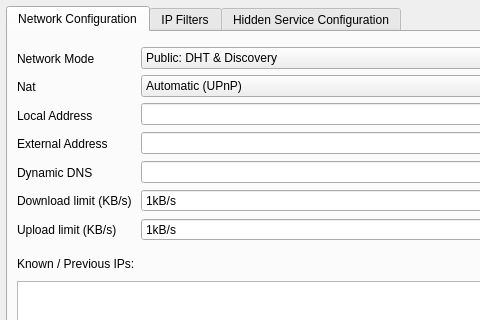
Old version of the form retroshare-gui/src/gui/settings/ServerPage.ui in the repository RetroShare/RetroShare; both pictures show x 0 to 480 and y 0 to 320 of the 1220 by 896 pixel window.
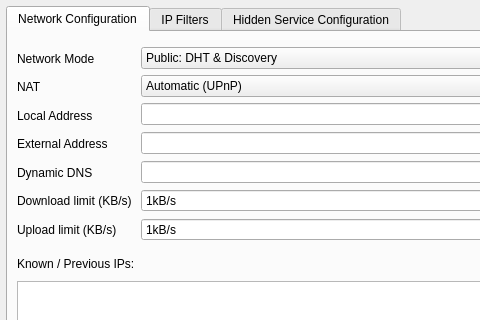
New version of the form. Icons and pictures are not drawn.

Commit message: Various improvements and fixes to strings

The edit to the form file:
```diff
--- a/retroshare-gui/src/gui/settings/ServerPage.ui
+++ b/retroshare-gui/src/gui/settings/ServerPage.ui
@@ -56,7 +56,7 @@
            <item>
             <widget class="QLabel" name="label_nat">
              <property name="text">
-              <string>Nat</string>
+              <string>NAT</string>
              </property>
             </widget>
            </item>
```
Left out of the diff: 8 changed lines with no effect on the pictures.
